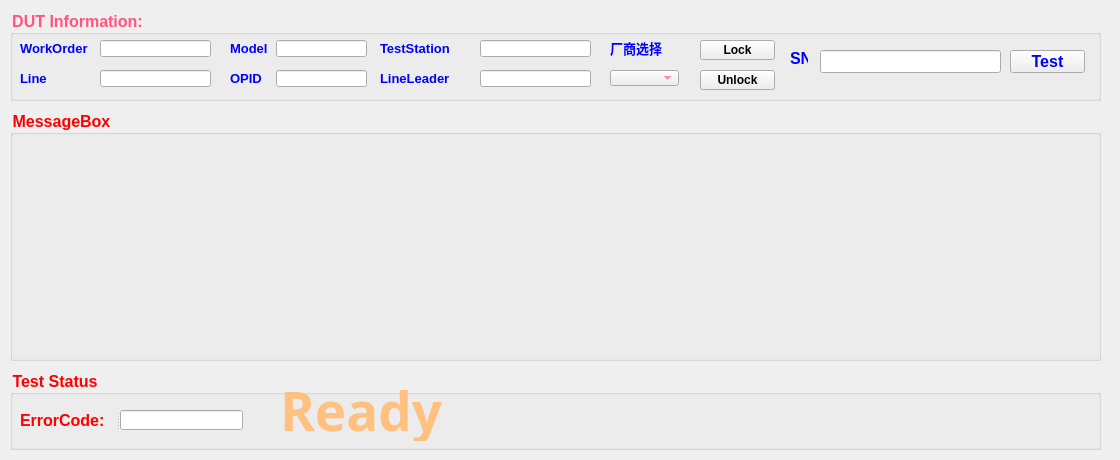
This is project/ScannercodeCheckSystem/testform.ui in happyrabbit456/Qt5_dev as Qt 5 draws it before an edit. The edited form follows.
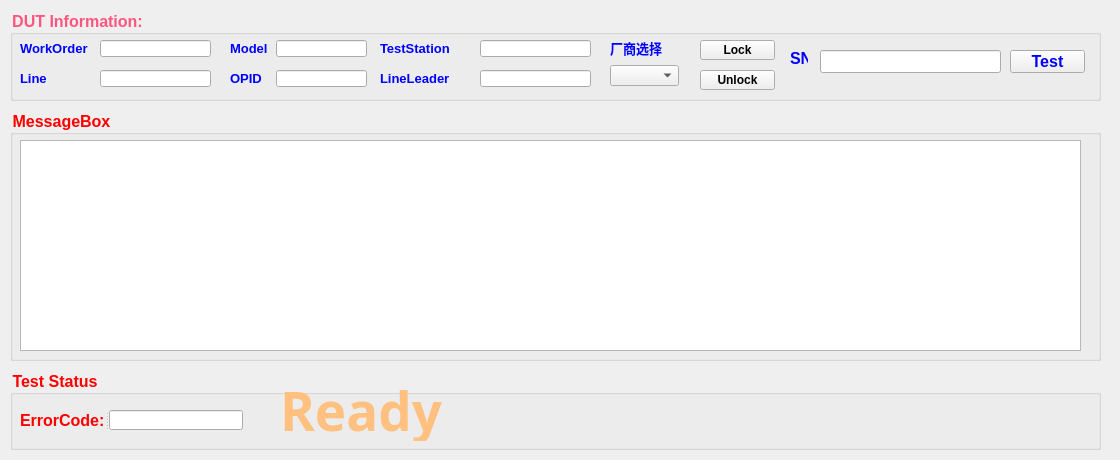
This is the edited form.

What changed in the file:
```diff
--- a/project/ScannercodeCheckSystem/testform.ui
+++ b/project/ScannercodeCheckSystem/testform.ui
@@ -256,16 +256,6 @@
      <string>厂商选择</string>
     </property>
    </widget>
-   <widget class="QComboBox" name="comboManufacturer">
-    <property name="geometry">
-     <rect>
-      <x>600</x>
-      <y>60</y>
-      <width>69</width>
-      <height>16</height>
-     </rect>
-    </property>
-   </widget>
    <widget class="QPushButton" name="btnLock">
     <property name="geometry">
      <rect>
@@ -367,6 +357,25 @@
      <string>Test</string>
     </property>
    </widget>
+   <widget class="QComboBox" name="comboManufacturer">
+    <property name="geometry">
+     <rect>
+      <x>600</x>
+      <y>55</y>
+      <width>69</width>
+      <height>21</height>
+     </rect>
+    </property>
+    <property name="font">
+     <font>
+      <weight>50</weight>
+      <bold>false</bold>
+     </font>
+    </property>
+    <property name="styleSheet">
+     <string notr="true">color: rgb(0, 0, 0);</string>
+    </property>
+   </widget>
   </widget>
   <widget class="QGroupBox" name="groupBoxMsg">
    <property name="geometry">
@@ -390,6 +399,27 @@
    <property name="title">
     <string>MessageBox</string>
    </property>
+   <widget class="QPlainTextEdit" name="plainTextEditMsg">
+    <property name="geometry">
+     <rect>
+      <x>10</x>
+      <y>30</y>
+      <width>1061</width>
+      <height>211</height>
+     </rect>
+    </property>
+    <property name="font">
+     <font>
+      <pointsize>10</pointsize>
+     </font>
+    </property>
+    <property name="styleSheet">
+     <string notr="true">color: rgb(0, 0, 0);</string>
+    </property>
+    <property name="readOnly">
+     <bool>true</bool>
+    </property>
+   </widget>
   </widget>
   <widget class="QGroupBox" name="groupBoxTestStatus">
    <property name="geometry">
@@ -499,7 +529,16 @@
       <string>ErrorCode:</string>
      </property>
     </widget>
-    <widget class="QLineEdit" name="lineEditErrorCode"/>
+    <widget class="QLineEdit" name="lineEditErrorCode">
+     <property name="font">
+      <font>
+       <pointsize>12</pointsize>
+      </font>
+     </property>
+     <property name="styleSheet">
+      <string notr="true">color: rgb(0, 0, 0);</string>
+     </property>
+    </widget>
    </widget>
   </widget>
  </widget>
```
Left out of the diff: 2 changed lines with no effect on the pictures.
